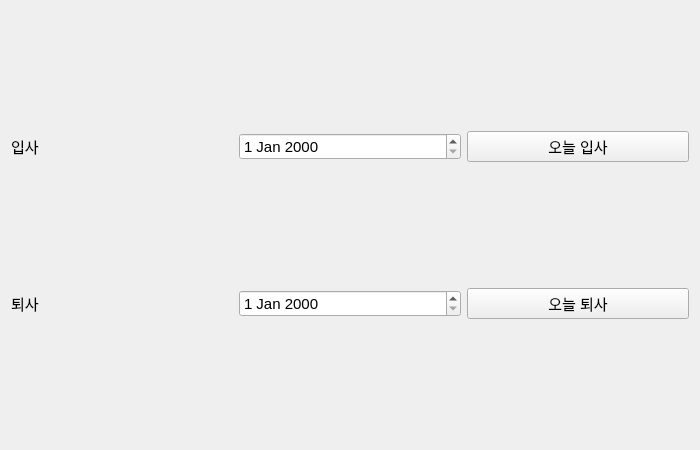
Above: UI/workdate_window.ui from Jirung-E/EmployeeManagementSystem before the change. Below: the same form after it.
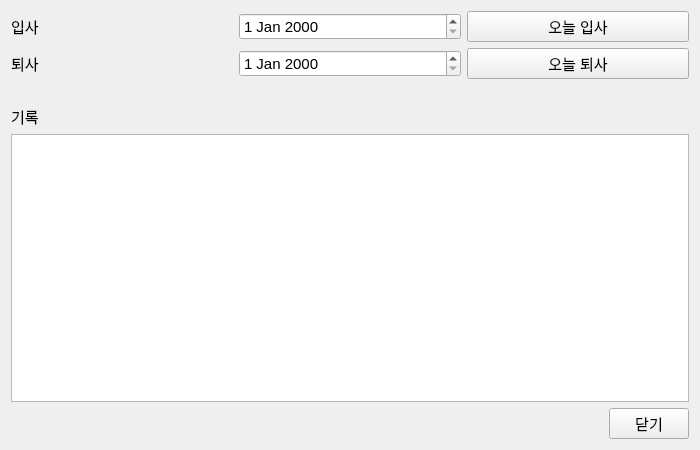
That is the form after the change.

Diff of the .ui file:
```diff
--- a/UI/workdate_window.ui
+++ b/UI/workdate_window.ui
@@ -62,6 +62,56 @@
      </item>
     </layout>
    </item>
+   <item>
+    <spacer name="verticalSpacer">
+     <property name="orientation">
+      <enum>Qt::Vertical</enum>
+     </property>
+     <property name="sizeType">
+      <enum>QSizePolicy::Fixed</enum>
+     </property>
+     <property name="sizeHint" stdset="0">
+      <size>
+       <width>20</width>
+       <height>20</height>
+      </size>
+     </property>
+    </spacer>
+   </item>
+   <item>
+    <widget class="QLabel" name="label_3">
+     <property name="text">
+      <string>기록</string>
+     </property>
+    </widget>
+   </item>
+   <item>
+    <widget class="QListView" name="list_view"/>
+   </item>
+   <item>
+    <layout class="QHBoxLayout" name="horizontalLayout_3">
+     <item>
+      <spacer name="horizontalSpacer">
+       <property name="orientation">
+        <enum>Qt::Horizontal</enum>
+       </property>
+       <property name="sizeHint" stdset="0">
+        <size>
+         <width>40</width>
+         <height>20</height>
+        </size>
+       </property>
+      </spacer>
+     </item>
+     <item>
+      <widget class="QPushButton" name="close_button">
+       <property name="text">
+        <string>닫기</string>
+       </property>
+      </widget>
+     </item>
+    </layout>
+   </item>
   </layout>
  </widget>
  <resources/>
```
Left out of the diff: 2 changed lines with no effect on the pictures.
